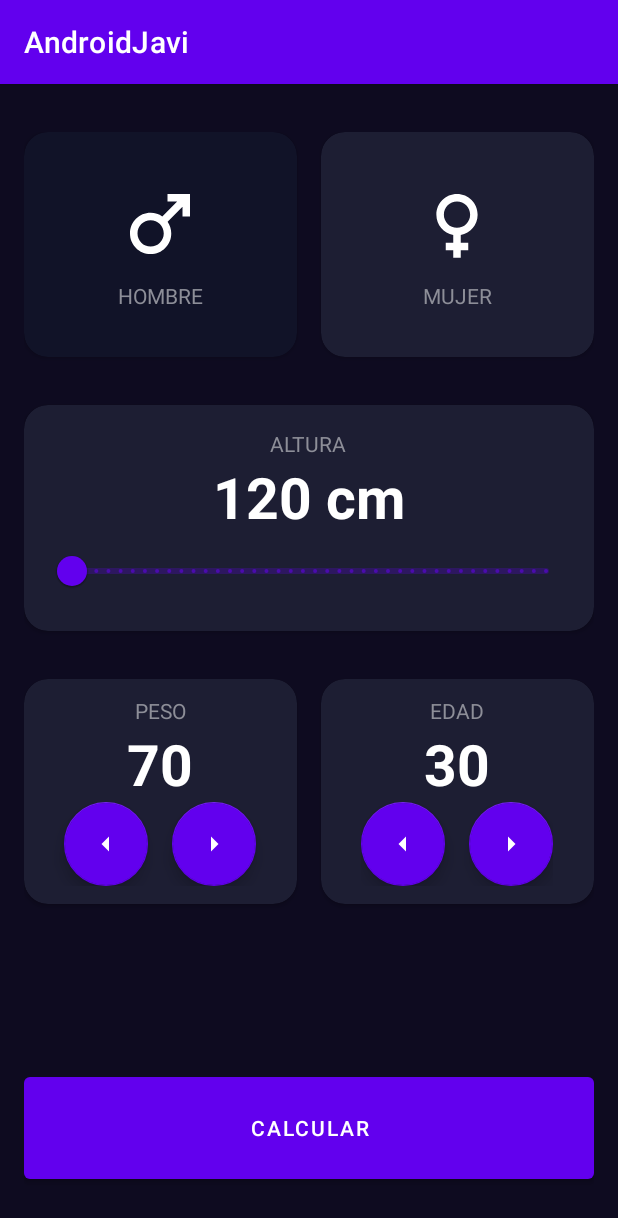
After one commit to javier-manas/CUMN, an Android app: the imcActivity screen opened directly, with no data from a screen before it, on a phone screen of 412 x 824 dp. The commit adds this screen. Shown: the top 1218 px of the screen. Run offline under Robolectric (Android 15) with nearby library versions, the phone set to English and light mode, and no system bars.

Commit message:
continuacion de aprendizaje

```diff
--- /dev/null
+++ b/app/src/main/java/com/example/androidjavi/SegundaApp/imcActivity.kt
@@ -0,0 +1,144 @@
+package com.example.androidjavi.SegundaApp
+
+import android.content.Intent
+import androidx.appcompat.app.AppCompatActivity
+import android.os.Bundle
+import android.widget.Button
+import android.widget.TextView
+import androidx.cardview.widget.CardView
+import androidx.core.content.ContextCompat
+import com.example.androidjavi.R
+import com.google.android.material.floatingactionbutton.FloatingActionButton
+import com.google.android.material.slider.RangeSlider
+import java.text.DecimalFormat
+
+class imcActivity : AppCompatActivity() {
+
+    private var isMaleSelected: Boolean = true
+    private var isFemaleSelected: Boolean = false
+    private var currentWeight: Int = 70
+    private var currentAge: Int = 30
+    private var currentHeight: Int = 120
+
+    private lateinit var viewMale: CardView
+    private lateinit var viewFemale: CardView
+    private lateinit var tvHeight: TextView
+    private lateinit var rsHeight: RangeSlider
+    private lateinit var btnSubtractWeight: FloatingActionButton
+    private lateinit var btnPlusWeight: FloatingActionButton
+    private lateinit var tvWeight: TextView
+    private lateinit var btnSubtractAge: FloatingActionButton
+    private lateinit var btnPlusAge: FloatingActionButton
+    private lateinit var tvAge: TextView
+    private lateinit var btnCalculate: Button
+
+    companion object{
+        const val IMC_KEY = "IMC_RESULT"
+    }
+
+    override fun onCreate(savedInstanceState: Bundle?) {
+        super.onCreate(savedInstanceState)
+        setContentView(R.layout.activity_imc)
+        initComponents()
+        initListeners()
+        initUI()
+    }
+
+    private fun initComponents() {
+        viewMale = findViewById(R.id.viewMale)
+        viewFemale = findViewById(R.id.viewFemale)
+        tvHeight = findViewById(R.id.tvHeight)
+        rsHeight = findViewById(R.id.rsHeight)
+        btnSubtractWeight = findViewById(R.id.btnSubtractWeight)
+        btnPlusWeight = findViewById(R.id.btnPlusWeight)
+        tvWeight = findViewById(R.id.tvWeight)
+        btnSubtractAge = findViewById(R.id.btnSubtractAge)
+        btnPlusAge = findViewById(R.id.btnPlusAge)
+        tvAge = findViewById(R.id.tvAge)
+        btnCalculate = findViewById(R.id.btnCalculate)
+    }
+
+    private fun initListeners() {
+        viewMale.setOnClickListener {
+            changeGender()
+            setGenderColor()
+        }
+        viewFemale.setOnClickListener {
+            changeGender()
+            setGenderColor()
+        }
+        rsHeight.addOnChangeListener { _, value, _ ->
+            val df = DecimalFormat("#.##")
+            currentHeight = df.format(value).toInt()
+            tvHeight.text = "$currentHeight cm"
+        }
+        btnPlusWeight.setOnClickListener {
+            currentWeight += 1
+            setWeight()
+        }
+        btnSubtractWeight.setOnClickListener {
+            currentWeight -= 1
+            setWeight()
+        }
+        btnPlusAge.setOnClickListener {
+            currentAge += 1
+            setAge()
+        }
+        btnSubtractAge.setOnClickListener {
+            currentAge -= 1
+            setAge()
+        }
+        btnCalculate.setOnClickListener {
+            val result = calculateIMC()
+            navigateToResult(result)
+        }
+    }
+
+    private fun navigateToResult(result: Double) {
+        val intent = Intent(this, ResultIMCActivity::class.java)
+        intent.putExtra(IMC_KEY, result)
+        startActivity(intent)
+    }
+
+    private fun calculateIMC():Double {
+        val df = DecimalFormat("#.##")
+        val imc = currentWeight / (currentHeight.toDouble() /100 * currentHeight.toDouble()/100)
+        return df.format(imc).toDouble()
+    }
+
+    private fun setAge() {
+        tvAge.text = currentAge.toString()
+    }
+
+    private fun setWeight() {
+        tvWeight.text = currentWeight.toString()
+    }
+
+    private fun changeGender() {
+        isMaleSelected = !isMaleSelected
+        isFemaleSelected = !isFemaleSelected
+    }
+
+    private fun setGenderColor() {
+        viewMale.setCardBackgroundColor(getBackgroundColor(isMaleSelected))
+        viewFemale.setCardBackgroundColor(getBackgroundColor(isFemaleSelected))
+    }
+
+    private fun getBackgroundColor(isSelectedComponent: Boolean): Int {
+
+        val colorReference = if (isSelectedComponent) {
+            R.color.background_component_selected
+        } else {
+            R.color.background_component
+        }
+
+        return ContextCompat.getColor(this, colorReference)
+    }
+
+
+    private fun initUI() {
+        setGenderColor()
+        setWeight()
+        setAge()
+    }
+}
--- /dev/null
+++ b/app/src/main/res/drawable/ic_female.xml
@@ -0,0 +1,5 @@
+<vector android:height="24dp" android:tint="#000000"
+    android:viewportHeight="24" android:viewportWidth="24"
+    android:width="24dp" xmlns:android="http://schemas.android.com/apk/res/android">
+    <path android:fillColor="@android:color/white" android:pathData="M17.5,9.5C17.5,6.46 15.04,4 12,4S6.5,6.46 6.5,9.5c0,2.7 1.94,4.93 4.5,5.4V17H9v2h2v2h2v-2h2v-2h-2v-2.1C15.56,14.43 17.5,12.2 17.5,9.5zM8.5,9.5C8.5,7.57 10.07,6 12,6s3.5,1.57 3.5,3.5S13.93,13 12,13S8.5,11.43 8.5,9.5z"/>
+</vector>
--- /dev/null
+++ b/app/src/main/res/drawable/ic_male.xml
@@ -0,0 +1,5 @@
+<vector android:height="24dp" android:tint="#000000"
+    android:viewportHeight="24" android:viewportWidth="24"
+    android:width="24dp" xmlns:android="http://schemas.android.com/apk/res/android">
+    <path android:fillColor="@android:color/white" android:pathData="M9.5,11c1.93,0 3.5,1.57 3.5,3.5S11.43,18 9.5,18S6,16.43 6,14.5S7.57,11 9.5,11zM9.5,9C6.46,9 4,11.46 4,14.5S6.46,20 9.5,20s5.5,-2.46 5.5,-5.5c0,-1.16 -0.36,-2.23 -0.97,-3.12L18,7.42V10h2V4h-6v2h2.58l-3.97,3.97C11.73,9.36 10.66,9 9.5,9z"/>
+</vector>
--- /dev/null
+++ b/app/src/main/res/drawable/ic_plus.xml
@@ -0,0 +1,5 @@
+<vector android:autoMirrored="true" android:height="24dp"
+    android:tint="#000000" android:viewportHeight="24"
+    android:viewportWidth="24" android:width="24dp" xmlns:android="http://schemas.android.com/apk/res/android">
+    <path android:fillColor="@android:color/white" android:pathData="M10,17l5,-5 -5,-5v10z"/>
+</vector>
--- /dev/null
+++ b/app/src/main/res/drawable/ic_subtract.xml
@@ -0,0 +1,5 @@
+<vector android:autoMirrored="true" android:height="24dp"
+    android:tint="#000000" android:viewportHeight="24"
+    android:viewportWidth="24" android:width="24dp" xmlns:android="http://schemas.android.com/apk/res/android">
+    <path android:fillColor="@android:color/white" android:pathData="M14,7l-5,5 5,5V7z"/>
+</vector>
--- /dev/null
+++ b/app/src/main/res/layout/activity_imc.xml
@@ -0,0 +1,263 @@
+<?xml version="1.0" encoding="utf-8"?>
+<androidx.constraintlayout.widget.ConstraintLayout xmlns:android="http://schemas.android.com/apk/res/android"
+    xmlns:app="http://schemas.android.com/apk/res-auto"
+    xmlns:tools="http://schemas.android.com/tools"
+    android:layout_width="match_parent"
+    android:layout_height="match_parent"
+    android:paddingHorizontal="16dp"
+    android:paddingVertical="32dp"
+    android:background="@color/background_app"
+    tools:context=".SegundaApp.imcActivity">
+
+    <androidx.cardview.widget.CardView
+        android:id="@+id/viewMale"
+        android:layout_width="0dp"
+        android:layout_height="150dp"
+        android:layout_marginEnd="16dp"
+        app:cardBackgroundColor="@color/background_component_selected"
+        app:cardCornerRadius="16dp"
+        app:layout_constraintEnd_toStartOf="@+id/viewFemale"
+        app:layout_constraintStart_toStartOf="parent"
+        app:layout_constraintTop_toTopOf="parent">
+
+        <androidx.appcompat.widget.LinearLayoutCompat
+            android:layout_width="match_parent"
+            android:layout_height="match_parent"
+            android:gravity="center"
+            android:orientation="vertical">
+
+            <ImageView
+                android:layout_width="60dp"
+                android:layout_height="60dp"
+                android:layout_marginBottom="8dp"
+                android:src="@drawable/ic_male"
+                app:tint="@color/white" />
+
+            <TextView
+                android:layout_width="wrap_content"
+                android:layout_height="wrap_content"
+                android:text="@string/hombre"
+                android:textAllCaps="true"
+                android:textColor="@color/title_text" />
+
+        </androidx.appcompat.widget.LinearLayoutCompat>
+
+
+    </androidx.cardview.widget.CardView>
+
+    <androidx.cardview.widget.CardView
+        android:id="@+id/viewFemale"
+        android:layout_width="0dp"
+        android:layout_height="150dp"
+        app:cardBackgroundColor="@color/background_component"
+        app:cardCornerRadius="16dp"
+        app:layout_constraintEnd_toEndOf="parent"
+        app:layout_constraintStart_toEndOf="@+id/viewMale"
+        app:layout_constraintTop_toTopOf="parent">
+
+        <androidx.appcompat.widget.LinearLayoutCompat
+            android:layout_width="match_parent"
+            android:layout_height="match_parent"
+            android:gravity="center"
+            android:orientation="vertical">
+
+            <ImageView
+                android:layout_width="60dp"
+                android:layout_height="60dp"
+                android:src="@drawable/ic_female"
+                app:tint="@color/white" />
+
+            <TextView
+                android:layout_width="wrap_content"
+                android:layout_height="wrap_content"
+                android:layout_marginTop="8dp"
+                android:text="@string/mujer"
+                android:textAllCaps="true"
+                android:textColor="@color/title_text" />
+
+        </androidx.appcompat.widget.LinearLayoutCompat>
+
+
+    </androidx.cardview.widget.CardView>
+
+    <androidx.cardview.widget.CardView
+        android:id="@+id/viewHeight"
+        android:layout_width="0dp"
+        android:layout_height="wrap_content"
+        android:layout_marginTop="32dp"
+        app:cardBackgroundColor="@color/background_component"
+        app:cardCornerRadius="16dp"
+        app:layout_constraintEnd_toEndOf="parent"
+        app:layout_constraintStart_toStartOf="parent"
+        app:layout_constraintTop_toBottomOf="@+id/viewMale">
+
+        <androidx.appcompat.widget.LinearLayoutCompat
+            android:layout_width="match_parent"
+            android:layout_height="wrap_content"
+            android:layout_margin="16dp"
+            android:gravity="center"
+            android:orientation="vertical">
+
+            <TextView
+                android:layout_width="wrap_content"
+                android:layout_height="wrap_content"
+                android:text="@string/height"
+                android:textAllCaps="true"
+                android:textColor="@color/title_text" />
+
+            <TextView
+                android:id="@+id/tvHeight"
+                android:layout_width="wrap_content"
+                android:layout_height="wrap_content"
+                android:text="120 cm"
+                android:textColor="@color/white"
+                android:textSize="38sp"
+                android:textStyle="bold" />
+
+            <com.google.android.material.slider.RangeSlider
+                android:id="@+id/rsHeight"
+                android:layout_width="match_parent"
+                android:layout_height="wrap_content"
+                android:stepSize="1"
+                android:valueFrom="120"
+                android:valueTo="200" />
+
+        </androidx.appcompat.widget.LinearLayoutCompat>
+
+    </androidx.cardview.widget.CardView>
+
+    <androidx.cardview.widget.CardView
+        android:id="@+id/viewWeight"
+        android:layout_width="0dp"
+        android:layout_height="150dp"
+        android:layout_marginTop="32dp"
+        android:layout_marginEnd="16dp"
+        app:cardBackgroundColor="@color/background_component"
+        app:cardCornerRadius="16dp"
+        app:layout_constraintEnd_toStartOf="@+id/viewAge"
+        app:layout_constraintStart_toStartOf="parent"
+        app:layout_constraintTop_toBottomOf="@+id/viewHeight">
+
+        <LinearLayout
+            android:layout_width="match_parent"
+            android:layout_height="match_parent"
+            android:gravity="center"
+            android:orientation="vertical">
+
+            <TextView
+                android:layout_width="wrap_content"
+                android:layout_height="wrap_content"
+                android:text="@string/weight"
+                android:textAllCaps="true"
+                android:textColor="@color/title_text" />
+
+            <TextView
+                android:id="@+id/tvWeight"
+                android:layout_width="wrap_content"
+                android:layout_height="wrap_content"
+                android:textColor="@color/white"
+                android:textSize="38sp"
+                android:textStyle="bold"
+                tools:text="60" />
+
+            <androidx.appcompat.widget.LinearLayoutCompat
+                android:layout_width="match_parent"
+                android:layout_height="wrap_content"
+                android:gravity="center"
+                android:orientation="horizontal">
+
+                <com.google.android.material.floatingactionbutton.FloatingActionButton
+                    android:id="@+id/btnSubtractWeight"
+                    android:layout_width="wrap_content"
+                    android:layout_height="wrap_content"
+                    android:layout_marginEnd="16dp"
+                    android:src="@drawable/ic_subtract"
+                    app:backgroundTint="@color/background_fab"
+                    app:tint="@color/white" />
+
+                <com.google.android.material.floatingactionbutton.FloatingActionButton
+                    android:id="@+id/btnPlusWeight"
+                    android:layout_width="wrap_content"
+                    android:layout_height="wrap_content"
+                    android:src="@drawable/ic_plus"
+                    app:backgroundTint="@color/background_fab"
+                    app:tint="@color/white" />
+
+            </androidx.appcompat.widget.LinearLayoutCompat>
+
+        </LinearLayout>
+
+    </androidx.cardview.widget.CardView>
+
+    <androidx.cardview.widget.CardView
+        android:id="@+id/viewAge"
+        android:layout_width="0dp"
+        android:layout_height="150dp"
+        android:layout_marginTop="32dp"
+        app:cardBackgroundColor="@color/background_component"
+        app:cardCornerRadius="16dp"
+        app:layout_constraintEnd_toEndOf="parent"
+        app:layout_constraintStart_toEndOf="@+id/viewWeight"
+        app:layout_constraintTop_toBottomOf="@+id/viewHeight">
+
+        <androidx.appcompat.widget.LinearLayoutCompat
+            android:layout_width="match_parent"
+            android:layout_height="match_parent"
+            android:gravity="center"
+            android:orientation="vertical">
+
+            <TextView
+                android:layout_width="wrap_content"
+                android:layout_height="wrap_content"
+                android:text="@string/age"
+                android:textAllCaps="true"
+                android:textColor="@color/title_text" />
+
+            <TextView
+                android:id="@+id/tvAge"
+                android:layout_width="wrap_content"
+                android:layout_height="wrap_content"
+                android:textColor="@color/white"
+                android:textSize="38sp"
+                android:textStyle="bold"
+                tools:text="30" />
+
+            <androidx.appcompat.widget.LinearLayoutCompat
+                android:layout_width="wrap_content"
+                android:layout_height="wrap_content"
+                android:gravity="center"
+                android:orientation="horizontal">
+
+                <com.google.android.material.floatingactionbutton.FloatingActionButton
+                    android:id="@+id/btnSubtractAge"
+                    android:layout_width="wrap_content"
+                    android:layout_height="wrap_content"
+                    android:layout_marginEnd="16dp"
+                    android:src="@drawable/ic_subtract"
+                    app:backgroundTint="@color/background_fab"
+                    app:tint="@color/white" />
+
+                <com.google.android.material.floatingactionbutton.FloatingActionButton
+                    android:id="@+id/btnPlusAge"
+                    android:layout_width="wrap_content"
+                    android:layout_height="wrap_content"
+                    android:src="@drawable/ic_plus"
+                    app:backgroundTint="@color/background_fab"
+                    app:tint="@color/white" />
+
+            </androidx.appcompat.widget.LinearLayoutCompat>
+
+        </androidx.appcompat.widget.LinearLayoutCompat>
+
+    </androidx.cardview.widget.CardView>
+
+    <Button
+        android:id="@+id/btnCalculate"
+        android:layout_width="0dp"
+        android:layout_height="80dp"
+        android:text="@string/calculate"
+        app:layout_constraintBottom_toBottomOf="parent"
+        app:layout_constraintEnd_toEndOf="parent"
+        app:layout_constraintStart_toStartOf="parent" />
+
+</androidx.constraintlayout.widget.ConstraintLayout>
--- a/app/src/main/res/values/colors.xml
+++ b/app/src/main/res/values/colors.xml
@@ -7,4 +7,16 @@
     <color name="teal_700">#FF018786</color>
     <color name="black">#FF000000</color>
     <color name="white">#FFFFFFFF</color>
+
+    <color name="background_component">#1D1E33</color>
+    <color name="background_component_selected">#FF111328</color>
+    <color name="background_app">#0E0B20</color>
+    <color name="background_button">#EB1555</color>
+    <color name="title_text">#FF8D8E98</color>
+    <color name="background_fab">#FF6200EE</color>
+
+    <color name="peso_bajo">#FFEB3B</color>
+    <color name="peso_normal">#4CAF50</color>
+    <color name="peso_sobrepeso">#FF5722</color>
+    <color name="obesidad">#FF1100</color>
 </resources>
--- a/app/src/main/res/values/strings.xml
+++ b/app/src/main/res/values/strings.xml
@@ -1,3 +1,24 @@
 <resources>
     <string name="app_name">AndroidJavi</string>
+    <string name="mujer">mujer</string>
+    <string name="hombre">hombre</string>
+    <string name="height">altura</string>
+    <string name="calculate">calcular</string>
+    <string name="weight">peso</string>
+    <string name="age">edad</string>
+    <string name="result">resultado</string>
+    <string name="recalculate">recalcular</string>
+    <string name="error">Error</string>
+
+    <string name="title_bajo_peso">Bajo peso</string>
+    <string name="description_bajo_peso">Estás por debajo de lo óptimo para tu peso y altura.</string>
+
+    <string name="title_peso_normal">Normal</string>
+    <string name="description_peso_normal">Estás en lo óptimo para tu peso y altura.</string>
+
+    <string name="title_sobrepeso">Sobrepeso</string>
+    <string name="description_sobrepeso">Estás por encima de lo óptimo para tu peso y altura.</string>
+
+    <string name="title_obesidad">Obesidad</string>
+    <string name="description_obesidad">Estás MUY por encima de lo óptimo para tu peso y altura.</string>
 </resources>
```
Also changed, not shown: app/src/main/AndroidManifest.xml (+11 -2 lines), app/src/main/java/com/example/androidjavi/MenuActivity.kt (added, +29 -0 lines), app/src/main/java/com/example/androidjavi/SegundaApp/ResultIMCActivity.kt (added, +68 -0 lines), app/src/main/res/layout/activity_menu.xml (added, +29 -0 lines), app/src/main/res/layout/activity_result_imcactivity.xml (added, +80 -0 lines).
